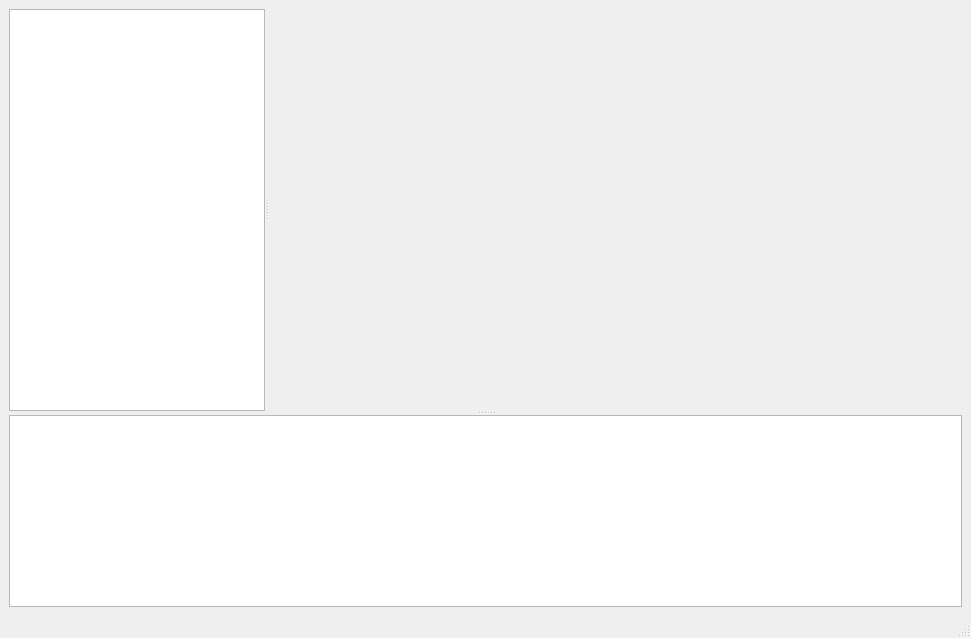
Before: the Qt Designer form mainwindow.ui in Jojain/Nales-cadquery, drawn with Qt 5.
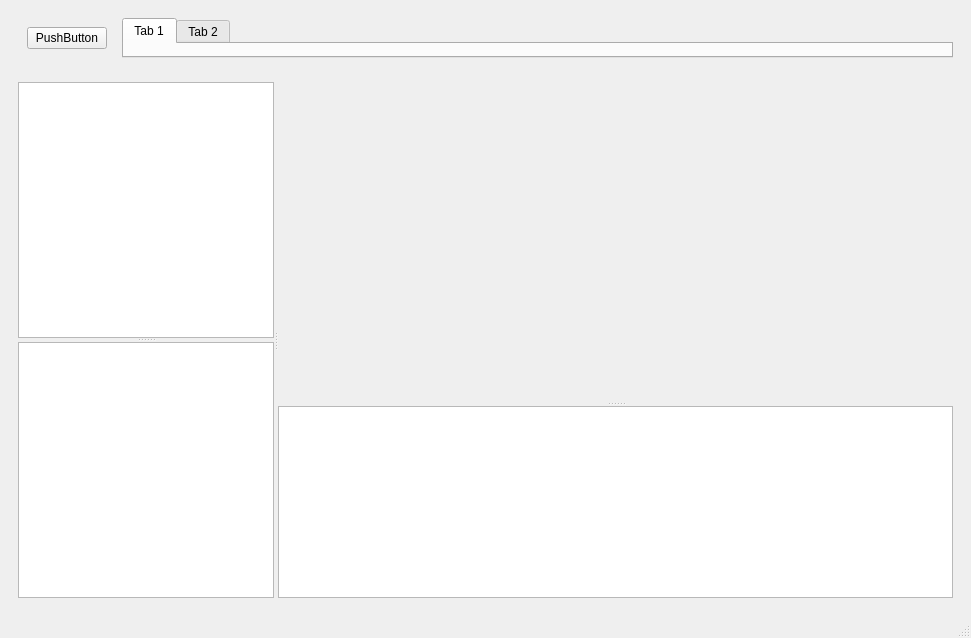
After: the same form once the commit is applied. Custom widgets are drawn as their Qt base class.

Diff of the .ui file:
```diff
--- a/mainwindow.ui
+++ b/mainwindow.ui
@@ -2,6 +2,9 @@
 <ui version="4.0">
  <class>MainWindow</class>
  <widget class="QMainWindow" name="MainWindow">
+  <property name="enabled">
+   <bool>true</bool>
+  </property>
   <property name="geometry">
    <rect>
     <x>0</x>
@@ -20,22 +23,76 @@
      <verstretch>0</verstretch>
     </sizepolicy>
    </property>
+   <layout class="QVBoxLayout" name="verticalLayout_3">
+    <item>
+     <widget class="QWidget" name="top_frame_container" native="true">
    <layout class="QHBoxLayout" name="horizontalLayout_2">
     <item>
-     <widget class="QSplitter" name="splitter_2">
-      <property name="orientation">
-       <enum>Qt::Vertical</enum>
-      </property>
-      <widget class="QSplitter" name="splitter">
+        <widget class="QWidget" name="main_icons_container" native="true">
+         <layout class="QHBoxLayout" name="horizontalLayout_8">
+          <item>
+           <widget class="QPushButton" name="pushButton">
+            <property name="text">
+             <string>PushButton</string>
+            </property>
+           </widget>
+          </item>
+         </layout>
+        </widget>
+       </item>
+       <item>
+        <widget class="QTabWidget" name="tabWidget">
        <property name="sizePolicy">
-        <sizepolicy hsizetype="Expanding" vsizetype="Expanding">
+          <sizepolicy hsizetype="Expanding" vsizetype="Minimum">
          <horstretch>0</horstretch>
-         <verstretch>20</verstretch>
-        </sizepolicy>
-       </property>
+           <verstretch>0</verstretch>
+          </sizepolicy>
+         </property>
+         <widget class="QWidget" name="tab">
+          <attribute name="title">
+           <string>Tab 1</string>
+          </attribute>
+         </widget>
+         <widget class="QWidget" name="tab_2">
+          <attribute name="title">
+           <string>Tab 2</string>
+          </attribute>
+         </widget>
+        </widget>
+       </item>
+      </layout>
+     </widget>
+    </item>
+    <item>
+     <widget class="QWidget" name="center_app_container" native="true">
+      <property name="sizePolicy">
+       <sizepolicy hsizetype="Preferred" vsizetype="Expanding">
+        <horstretch>0</horstretch>
+        <verstretch>0</verstretch>
+       </sizepolicy>
+      </property>
+      <layout class="QVBoxLayout" name="verticalLayout_2">
+       <item>
+        <widget class="QSplitter" name="splitter_8">
        <property name="orientation">
         <enum>Qt::Horizontal</enum>
        </property>
+         <widget class="QWidget" name="left_panel_container" native="true">
+          <property name="sizePolicy">
+           <sizepolicy hsizetype="Minimum" vsizetype="Preferred">
+            <horstretch>0</horstretch>
+            <verstretch>0</verstretch>
+           </sizepolicy>
+          </property>
+          <layout class="QVBoxLayout" name="verticalLayout_5">
+           <item>
+            <widget class="QSplitter" name="splitter">
+             <property name="focusPolicy">
+              <enum>Qt::ClickFocus</enum>
+             </property>
+             <property name="orientation">
+              <enum>Qt::Vertical</enum>
+             </property>
        <property name="childrenCollapsible">
         <bool>false</bool>
        </property>
@@ -71,17 +128,41 @@
          <enum>Qt::LeftToRight</enum>
         </property>
        </widget>
+             <widget class="QTableView" name="tableView"/>
+            </widget>
+           </item>
+          </layout>
+         </widget>
+         <widget class="QWidget" name="console_viewer_container" native="true">
+          <property name="sizePolicy">
+           <sizepolicy hsizetype="Expanding" vsizetype="Preferred">
+            <horstretch>1</horstretch>
+            <verstretch>0</verstretch>
+           </sizepolicy>
+          </property>
+          <layout class="QVBoxLayout" name="verticalLayout">
+           <item>
+            <widget class="QSplitter" name="splitter_3">
+             <property name="sizePolicy">
+              <sizepolicy hsizetype="Preferred" vsizetype="Expanding">
+               <horstretch>0</horstretch>
+               <verstretch>0</verstretch>
+              </sizepolicy>
+             </property>
+             <property name="orientation">
+              <enum>Qt::Vertical</enum>
+             </property>
        <widget class="OCCTWidget" name="viewer" native="true">
         <property name="sizePolicy">
          <sizepolicy hsizetype="Expanding" vsizetype="Expanding">
           <horstretch>10</horstretch>
-          <verstretch>0</verstretch>
+                <verstretch>1</verstretch>
          </sizepolicy>
         </property>
         <property name="minimumSize">
          <size>
           <width>0</width>
-          <height>0</height>
+                <height>100</height>
          </size>
         </property>
         <property name="sizeIncrement">
@@ -99,12 +180,24 @@
         <property name="layoutDirection">
          <enum>Qt::LeftToRight</enum>
         </property>
-       </widget>
       </widget>
       <widget class="QWidget" name="console_container" native="true">
-       <layout class="QHBoxLayout" name="horizontalLayout">
+              <layout class="QVBoxLayout" name="verticalLayout_4">
         <item>
-         <widget class="ConsoleWidget" name="_console"/>
+                <widget class="ConsoleWidget" name="_console">
+                 <property name="sizePolicy">
+                  <sizepolicy hsizetype="Expanding" vsizetype="Preferred">
+                   <horstretch>0</horstretch>
+                   <verstretch>0</verstretch>
+                  </sizepolicy>
+                 </property>
+                 <property name="minimumSize">
+                  <size>
+                   <width>0</width>
+                   <height>50</height>
+                  </size>
+                 </property>
+                </widget>
         </item>
        </layout>
       </widget>
@@ -112,15 +205,12 @@
     </item>
    </layout>
   </widget>
-  <widget class="QMenuBar" name="menubar">
-   <property name="geometry">
-    <rect>
-     <x>0</x>
-     <y>0</y>
-     <width>971</width>
-     <height>20</height>
-    </rect>
-   </property>
+        </widget>
+       </item>
+      </layout>
+     </widget>
+    </item>
+   </layout>
   </widget>
   <widget class="QStatusBar" name="statusbar"/>
  </widget>
```
Left out of the diff: 20 changed lines with no effect on the pictures. Lines whose indentation alone changed are shown as unchanged.
